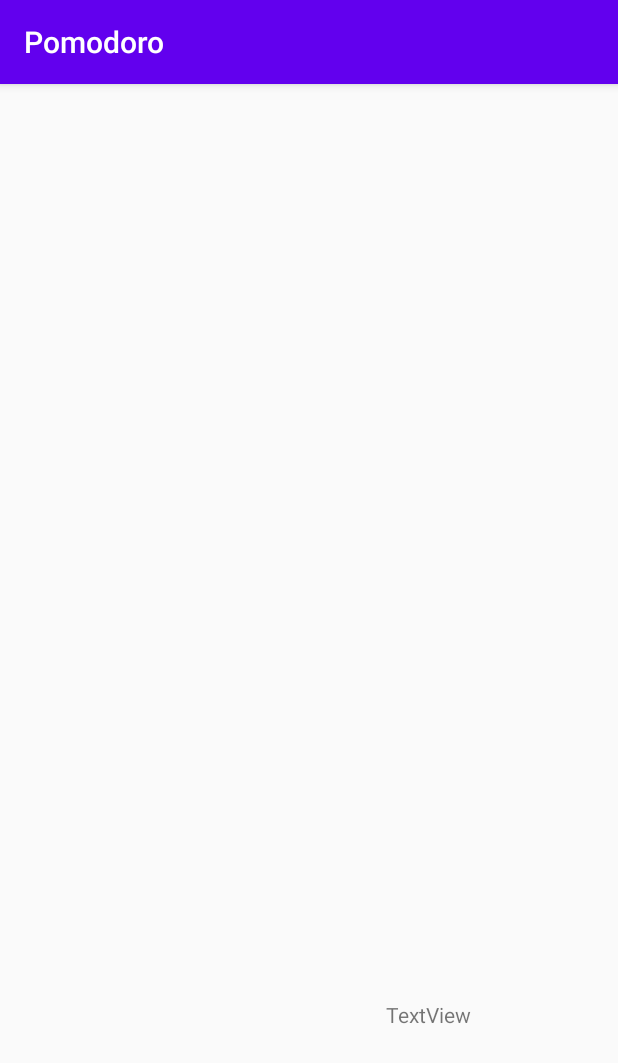
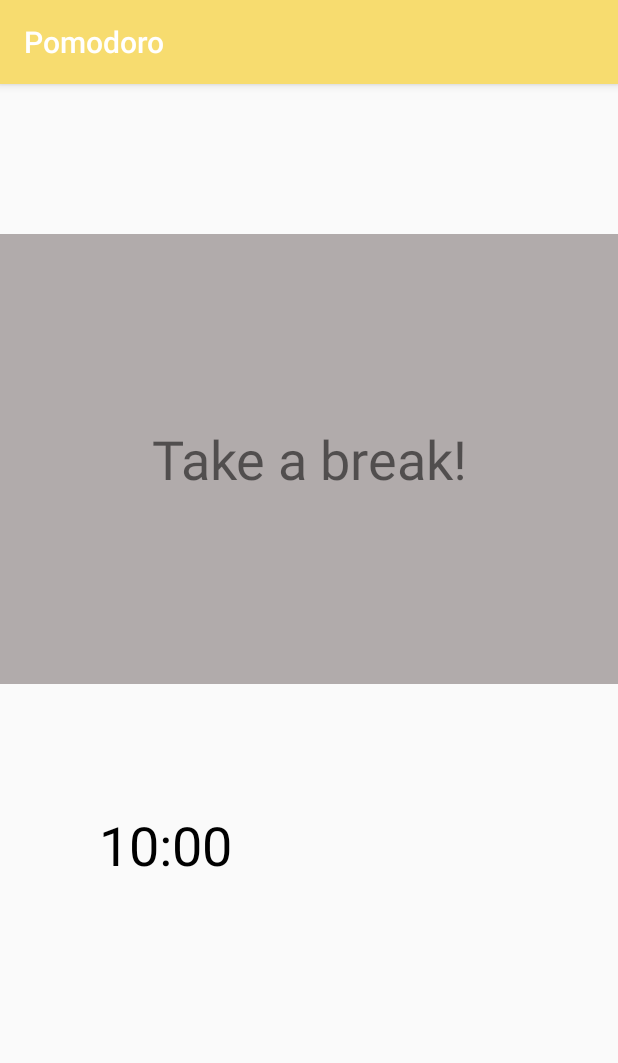
Before and after one commit to njari/pomodoro, an Android app: the TimerActivity screen opened directly, with no data from a screen before it, on a phone screen of 412 x 824 dp. Shown: the top 1063 px of the screen. Run offline under Robolectric (Android 15) with nearby library versions, the phone set to English and light mode, and no system bars; our stand-ins replace Room's generated code; 6 statements that could not run were skipped.

Commit message:
countdown created

```diff
--- a/app/src/main/java/in/njari/pomodoro/activity/TimerActivity.java
+++ b/app/src/main/java/in/njari/pomodoro/activity/TimerActivity.java
@@ -2,21 +2,16 @@ package in.njari.pomodoro.activity;
 
 import android.content.Intent;
 import android.os.Bundle;
-import android.os.Handler;
+import android.os.CountDownTimer;
 import android.util.Log;
 import android.widget.TextView;
-
 import androidx.appcompat.app.AppCompatActivity;
 import androidx.room.Room;
-
-
 import in.njari.pomodoro.db.PomodoroDatabase;
 import in.njari.pomodoro.entity.Session;
 
 public class TimerActivity extends AppCompatActivity {
-    Runnable timer;
-    Handler handler;
-    TextView workTimer;
+    TextView timer;
     TextView sessionState;
 
     private static final String TAG = "TimerActivity";
@@ -40,64 +35,65 @@ public class TimerActivity extends AppCompatActivity {
         startSession(session);
     }
 
-    public void startSession(Session session) {
-       int reps = session.getReps();
-       int work = session.getWork();
-       int rest = session.getRest();
+    private void startSession(final Session session) {
+        long work = session.getWork()*60000;
         Log.i(TAG, session.toDisplay());
+        final long rest = session.getRest()*60000;
+        setUpForWork(session);
+
+        CountDownTimer countDownWork = new CountDownTimer(work , 60000) {
+            int i = session.getReps();
+            @Override
+            public void onTick(long l) {
+                updateTimer(l);
+            }
+
+            @Override
+            public void onFinish() {
+                i-- ;
+                if ( i == 0 ) {
+                    endSession();
+                }
+                else {
+             initiateRest(session);
+                }
+            }
+        }.start();
+    }
+
+   private void updateTimer(long l) {
+        Integer mins = (int) l / 60000 ;
+        timer = (TextView) findViewById(R.id.workTimer);
+        timer.setText( mins.toString());
+    }
+
+    private void setUpForWork(Session session) {
         sessionState = (TextView) findViewById(R.id.sessionDetailDisplay);
         sessionState.setText(session.toDisplay());
-        workTimer = (TextView) findViewById(R.id.workTimer);
-        for (int i = 0; i < reps; i++) {
-            countDownStart(work, workTimer);
-        }
     }
 
-    public void countDownStart(final int mins, final TextView workTimer) {
+    private void initiateRest( final Session session ) {
+        TextView sessionState = (TextView) findViewById(R.id.sessionDetailDisplay);
+        sessionState.setText("Take a break!");
+        // setup a timer
+        CountDownTimer countDownRest = new CountDownTimer(session.getRest()*60*1000, 60000) {
+            @Override
+            public void onTick(long l) {
+                updateTimer(l);
+            }
+            @Override
+            public void onFinish() {
+                TextView sessionState = (TextView) findViewById(R.id.sessionDetailDisplay);
+                setUpForWork(session);
+            }
+        }.start();
 
-        handler = new Handler();
-        timer = (new Runnable() {
-            @Override
-            public void run() {
-                int timePassed = 0 ;
-
-                while (mins - timePassed > 0 ) {
-                    workTimer.setText((mins-timePassed));
-
-                }
-
-            }
-        });
-
-        handler.postDelayed(timer , 1 * 1000 * 60);
 
     }
 
+    private void endSession() {
+        TextView sessionState = (TextView) findViewById(R.id.sessionDetailDisplay);
+        sessionState.setText("Your Session is complete! Congratulations!");
+    }
 
-
-//    public void countDownStannrt(Session session) {
-//        handler = new Handler();
-//        workTimer = (TextView) findViewById(R.id.workTimer);
-//        sessionState = (TextView) findViewById(R.id.sessionDetailDisplay);
-//        runnable = new Runnable() {
-//            @Override
-//            public void run() {
-//                //handler.postDelayed(this, 1000);
-//                try {
-//                    int passedTime = 0 ;
-//                    while  (W - passedTime> 0) {
-//
-//                        workTimer.setText(String.format("%02d", W-passedTime));
-//                    } else {
-//                        sessionState.setText("Take a break!");
-//
-//                    }
-//                } catch (Exception e) {
-//                    e.printStackTrace();
-//                }
-//            }
-//        };
-//        handler.postDelayed(runnable, 1 * 1000 * 60);
-//
-//    }
 }
--- a/app/src/main/java/in/njari/pomodoro/entity/Session.java
+++ b/app/src/main/java/in/njari/pomodoro/entity/Session.java
@@ -33,7 +33,8 @@ public class Session {
     }
 
     public int getReps() {
-        return reps;
+    reps = hrs/2;
+    return reps ;
     }
 
     public int getWork() {
@@ -93,7 +94,7 @@ public class Session {
 
     public String toDisplay() {
         return
-                "Focus on : " + focus +
+                focus +
                 " for " + hrs + " hrs";
     }
 }
--- a/app/src/main/res/layout/activity_timer.xml
+++ b/app/src/main/res/layout/activity_timer.xml
@@ -1,40 +1,36 @@
 <?xml version="1.0" encoding="utf-8"?>
-<androidx.constraintlayout.widget.ConstraintLayout
-    xmlns:android="http://schemas.android.com/apk/res/android"
+<androidx.constraintlayout.widget.ConstraintLayout xmlns:android="http://schemas.android.com/apk/res/android"
     xmlns:app="http://schemas.android.com/apk/res-auto"
     xmlns:tools="http://schemas.android.com/tools"
+    android:id="@+id/relativeLayout"
     android:layout_width="match_parent"
     android:layout_height="match_parent">
 
     <TextView
         android:id="@+id/workTimer"
-        android:layout_width="254dp"
-        android:layout_height="161dp"
+        android:layout_width="279dp"
+        android:layout_height="152dp"
+        android:foregroundGravity="center|fill"
+        android:text="10:00"
+        android:textAppearance="@style/TextAppearance.AppCompat.Large"
+        android:textColor="@android:color/black"
+        android:textSize="36sp"
         app:layout_constraintBottom_toBottomOf="parent"
         app:layout_constraintEnd_toEndOf="parent"
-        app:layout_constraintHorizontal_bias="0.0"
+        app:layout_constraintHorizontal_bias="0.496"
         app:layout_constraintStart_toStartOf="parent"
         app:layout_constraintTop_toTopOf="parent"
-        app:layout_constraintVertical_bias="1.0" />
-
-    <TextView
-        android:id="@+id/textView2"
-        android:layout_width="152dp"
-        android:layout_height="152dp"
-        android:text="TextView"
-        app:layout_constraintBottom_toBottomOf="parent"
-        app:layout_constraintEnd_toEndOf="parent"
-        app:layout_constraintStart_toEndOf="@+id/workTimer"
-        app:layout_constraintTop_toTopOf="parent"
-        app:layout_constraintVertical_bias="0.991" />
+        app:layout_constraintVertical_bias="0.784" />
 
     <TextView
         android:id="@+id/sessionDetailDisplay"
-        android:layout_width="347dp"
-        android:layout_height="335dp"
-        app:layout_constraintBottom_toBottomOf="parent"
-        app:layout_constraintEnd_toEndOf="parent"
+        android:layout_width="match_parent"
+        android:layout_height="300dp"
+        android:layout_marginTop="100dp"
+        android:gravity="center"
+        android:background="#B1ABAB"
+        android:textSize="36sp"
         app:layout_constraintStart_toStartOf="parent"
-        app:layout_constraintTop_toTopOf="parent"
-        app:layout_constraintVertical_bias="0.232" />
+        app:layout_constraintTop_toTopOf="parent" />
+
 </androidx.constraintlayout.widget.ConstraintLayout>
--- a/app/src/main/res/values/colors.xml
+++ b/app/src/main/res/values/colors.xml
@@ -1,6 +1,7 @@
 <?xml version="1.0" encoding="utf-8"?>
 <resources>
-    <color name="colorPrimary">#6200EE</color>
-    <color name="colorPrimaryDark">#3700B3</color>
-    <color name="colorAccent">#03DAC5</color>
+
+    <color name="Yellow">#F7DC6F</color>
+    <color name="LightBlue">#D4EFDF</color>
+    <color name="SkyBlue">#45B39D</color>
 </resources>
--- a/app/src/main/res/values/styles.xml
+++ b/app/src/main/res/values/styles.xml
@@ -2,9 +2,9 @@
     <!-- Base application theme. -->
     <style name="AppTheme" parent="Theme.AppCompat.Light.DarkActionBar">
         <!-- Customize your theme here. -->
-        <item name="colorPrimary">@color/colorPrimary</item>
-        <item name="colorPrimaryDark">@color/colorPrimaryDark</item>
-        <item name="colorAccent">@color/colorAccent</item>
+        <item name="colorPrimary">@color/Yellow</item>
+        <item name="colorPrimaryDark">@color/SkyBlue</item>
+        <item name="colorAccent">@color/LightBlue</item>
     </style>
 
 </resources>
```
